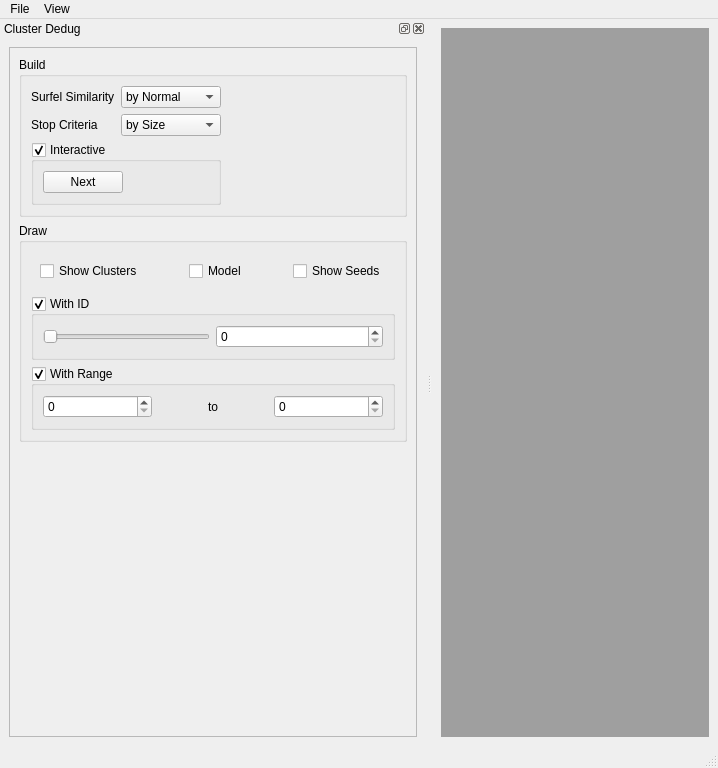
Before: the Qt Designer form lodpbr/Qt/UI/lodpbr.ui in duststorm/lodpbr, drawn with Qt 5.
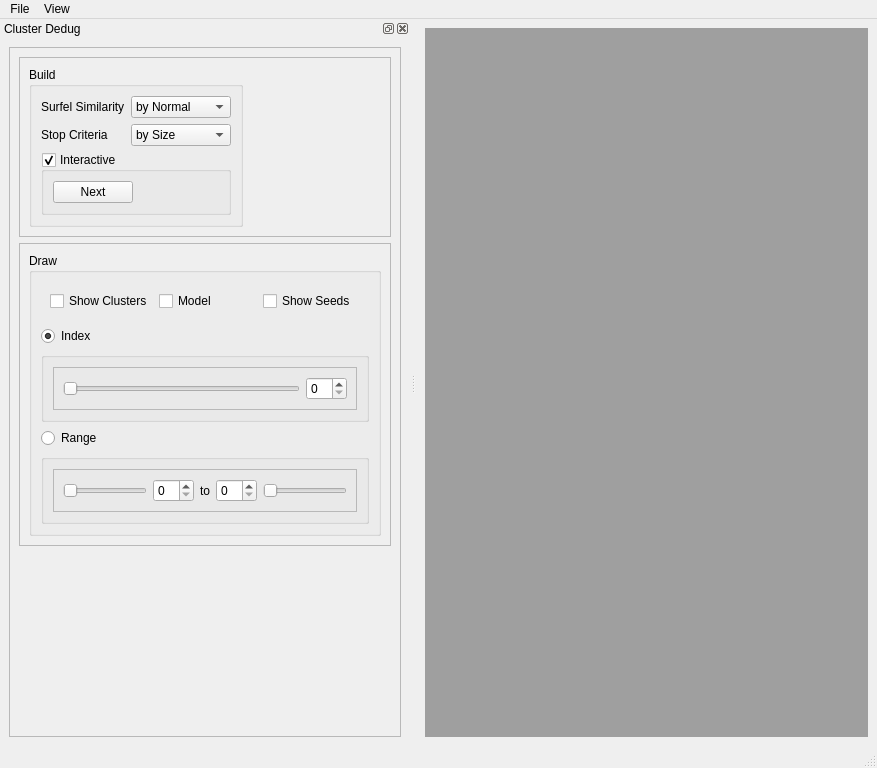
After: the same form once the commit is applied.

```diff
--- a/lodpbr/Qt/UI/lodpbr.ui
+++ b/lodpbr/Qt/UI/lodpbr.ui
@@ -2,11 +2,14 @@
 <ui version="4.0">
  <class>MainWindow</class>
  <widget class="QMainWindow" name="MainWindow">
+  <property name="enabled">
+   <bool>true</bool>
+  </property>
   <property name="geometry">
    <rect>
     <x>0</x>
     <y>0</y>
-    <width>718</width>
+    <width>877</width>
     <height>768</height>
    </rect>
   </property>
@@ -25,7 +28,7 @@
     <rect>
      <x>0</x>
      <y>0</y>
-     <width>718</width>
+     <width>877</width>
      <height>21</height>
     </rect>
    </property>
@@ -51,15 +54,21 @@
     <bool>true</bool>
    </property>
    <property name="sizePolicy">
-    <sizepolicy hsizetype="MinimumExpanding" vsizetype="MinimumExpanding">
+    <sizepolicy hsizetype="Minimum" vsizetype="Minimum">
      <horstretch>0</horstretch>
      <verstretch>0</verstretch>
     </sizepolicy>
    </property>
    <property name="minimumSize">
     <size>
-     <width>393</width>
-     <height>498</height>
+     <width>368</width>
+     <height>700</height>
+    </size>
+   </property>
+   <property name="maximumSize">
+    <size>
+     <width>524287</width>
+     <height>524287</height>
     </size>
    </property>
    <property name="acceptDrops">
@@ -78,8 +87,8 @@
     <number>1</number>
    </attribute>
    <widget class="QWidget" name="dockWidgetContents_3">
-    <layout class="QGridLayout" name="gridLayoutDockCluster">
-     <item row="0" column="0">
+    <layout class="QVBoxLayout" name="verticalLayout">
+     <item>
       <widget class="QFrame" name="frame">
        <property name="sizePolicy">
         <sizepolicy hsizetype="Preferred" vsizetype="MinimumExpanding">
@@ -87,39 +96,62 @@
          <verstretch>0</verstretch>
         </sizepolicy>
        </property>
+       <property name="minimumSize">
+        <size>
+         <width>200</width>
+         <height>0</height>
+        </size>
+       </property>
+       <property name="maximumSize">
+        <size>
+         <width>16000</width>
+         <height>16000</height>
+        </size>
+       </property>
        <property name="frameShape">
         <enum>QFrame::StyledPanel</enum>
        </property>
        <property name="frameShadow">
-        <enum>QFrame::Raised</enum>
+        <enum>QFrame::Sunken</enum>
        </property>
        <layout class="QVBoxLayout" name="verticalLayout_2">
         <item>
+         <widget class="QFrame" name="frameBuid">
+          <property name="frameShape">
+           <enum>QFrame::StyledPanel</enum>
+          </property>
+          <property name="frameShadow">
+           <enum>QFrame::Raised</enum>
+          </property>
+          <layout class="QGridLayout" name="gridLayout_2">
+           <item row="0" column="0">
          <widget class="QGroupBox" name="groupBoxCluster_Build">
           <property name="title">
            <string>Build</string>
           </property>
+             <property name="flat">
+              <bool>false</bool>
+             </property>
           <layout class="QGridLayout" name="gridLayout">
-           <item row="2" column="0" colspan="2">
-            <widget class="QGroupBox" name="groupBoxCluster_BuildInteractive">
-             <property name="title">
-              <string>Interactive</string>
-             </property>
-             <property name="flat">
-              <bool>false</bool>
-             </property>
-             <property name="checkable">
-              <bool>true</bool>
-             </property>
-             <layout class="QFormLayout" name="formLayout">
               <item row="0" column="0">
-               <widget class="QPushButton" name="pushButton">
+               <widget class="QLabel" name="labelCluster_SurfelSimilarity">
                 <property name="text">
-                 <string>Next</string>
+                 <string>Surfel Similarity</string>
                 </property>
                </widget>
               </item>
-             </layout>
+              <item row="0" column="1">
+               <widget class="QComboBox" name="comboBoxCluster_BuildSurfelSimilarity">
+                <item>
+                 <property name="text">
+                  <string>by Normal</string>
+                 </property>
+                </item>
+                <item>
+                 <property name="text">
+                  <string>by Geral</string>
+                 </property>
+                </item>
             </widget>
            </item>
            <item row="1" column="0">
@@ -143,41 +175,35 @@
              </item>
             </widget>
            </item>
+              <item row="2" column="0" colspan="2">
+               <widget class="QGroupBox" name="groupBoxCluster_BuildInteractive">
+                <property name="title">
+                 <string>Interactive</string>
+                </property>
+                <property name="flat">
+                 <bool>false</bool>
+                </property>
+                <property name="checkable">
+                 <bool>true</bool>
+                </property>
+                <layout class="QFormLayout" name="formLayout">
+                 <property name="fieldGrowthPolicy">
+                  <enum>QFormLayout::AllNonFixedFieldsGrow</enum>
+                 </property>
            <item row="0" column="0">
-            <widget class="QLabel" name="labelCluster_SurfelSimilarity">
+                  <widget class="QPushButton" name="pushButton">
              <property name="text">
-              <string>Surfel Similarity</string>
-             </property>
+                    <string>Next</string>
+                   </property>
+                  </widget>
+                 </item>
+                </layout>
+               </widget>
+              </item>
+             </layout>
             </widget>
            </item>
            <item row="0" column="1">
-            <widget class="QComboBox" name="comboBoxCluster_BuildSurfelSimilarity">
-             <item>
-              <property name="text">
-               <string>by Normal</string>
-              </property>
-             </item>
-             <item>
-              <property name="text">
-               <string>by Geral</string>
-              </property>
-             </item>
-            </widget>
-           </item>
-           <item row="0" column="2">
-            <spacer name="horizontalSpacer">
-             <property name="orientation">
-              <enum>Qt::Horizontal</enum>
-             </property>
-             <property name="sizeHint" stdset="0">
-              <size>
-               <width>40</width>
-               <height>20</height>
-              </size>
-             </property>
-            </spacer>
-           </item>
-           <item row="1" column="2">
             <spacer name="horizontalSpacer_2">
              <property name="orientation">
               <enum>Qt::Horizontal</enum>
@@ -194,6 +220,15 @@
          </widget>
         </item>
         <item>
+         <widget class="QFrame" name="frameDraw">
+          <property name="frameShape">
+           <enum>QFrame::StyledPanel</enum>
+          </property>
+          <property name="frameShadow">
+           <enum>QFrame::Raised</enum>
+          </property>
+          <layout class="QGridLayout" name="gridLayout_3">
+           <item row="0" column="0">
          <widget class="QGroupBox" name="groupBoxCluster_Draw">
           <property name="enabled">
            <bool>true</bool>
@@ -201,9 +236,21 @@
           <property name="title">
            <string>Draw</string>
           </property>
-          <layout class="QGridLayout" name="gridLayout_3">
-           <item row="1" column="0">
+             <property name="flat">
+              <bool>false</bool>
+             </property>
+             <property name="checkable">
+              <bool>false</bool>
+             </property>
+             <layout class="QVBoxLayout" name="verticalLayout_3">
+              <item>
             <widget class="QFrame" name="frameCluster_Show">
+                <property name="sizePolicy">
+                 <sizepolicy hsizetype="Minimum" vsizetype="Preferred">
+                  <horstretch>0</horstretch>
+                  <verstretch>0</verstretch>
+                 </sizepolicy>
+                </property>
              <property name="frameShape">
               <enum>QFrame::NoFrame</enum>
              </property>
@@ -219,38 +266,12 @@
                </widget>
               </item>
               <item>
-               <spacer name="horizontalSpacer_3">
-                <property name="orientation">
-                 <enum>Qt::Horizontal</enum>
-                </property>
-                <property name="sizeHint" stdset="0">
-                 <size>
-                  <width>40</width>
-                  <height>20</height>
-                 </size>
-                </property>
-               </spacer>
-              </item>
-              <item>
-               <widget class="QCheckBox" name="checkBox">
+                  <widget class="QCheckBox" name="checkBoxCluster_ShowModel">
                 <property name="text">
                  <string>Model</string>
                 </property>
                </widget>
               </item>
-              <item>
-               <spacer name="horizontalSpacer_4">
-                <property name="orientation">
-                 <enum>Qt::Horizontal</enum>
-                </property>
-                <property name="sizeHint" stdset="0">
-                 <size>
-                  <width>40</width>
-                  <height>20</height>
-                 </size>
-                </property>
-               </spacer>
-              </item>
               <item>
                <widget class="QCheckBox" name="checkBoxCluster_ShowSeed">
                 <property name="text">
@@ -261,19 +282,35 @@
              </layout>
             </widget>
            </item>
-           <item row="2" column="0">
+              <item>
+               <widget class="QRadioButton" name="radioButtonCluster_DrawIndex">
+                <property name="text">
+                 <string>Index</string>
+                </property>
+                <property name="checked">
+                 <bool>true</bool>
+                </property>
+               </widget>
+              </item>
+              <item>
             <widget class="QGroupBox" name="groupBoxCluster_DrawClusterWithID">
-             <property name="title">
-              <string>With ID</string>
-             </property>
              <property name="checkable">
-              <bool>true</bool>
+                 <bool>false</bool>
              </property>
              <layout class="QHBoxLayout" name="horizontalLayout">
               <item>
-               <widget class="QSlider" name="horizontalSliderCluster_DrawClusterWithID">
+                  <widget class="QFrame" name="frameIndex">
+                   <property name="frameShape">
+                    <enum>QFrame::StyledPanel</enum>
+                   </property>
+                   <property name="frameShadow">
+                    <enum>QFrame::Raised</enum>
+                   </property>
+                   <layout class="QHBoxLayout" name="horizontalLayout_4">
+                    <item>
+                     <widget class="QSlider" name="sliderCluster_DrawClusterWithID">
                 <property name="sizePolicy">
-                 <sizepolicy hsizetype="Minimum" vsizetype="Fixed">
+                       <sizepolicy hsizetype="MinimumExpanding" vsizetype="Fixed">
                   <horstretch>0</horstretch>
                   <verstretch>0</verstretch>
                  </sizepolicy>
@@ -289,17 +326,46 @@
              </layout>
             </widget>
            </item>
-           <item row="5" column="0">
-            <widget class="QGroupBox" name="groupBoxCluster_DrawWithRange">
-             <property name="title">
-              <string>With Range</string>
-             </property>
-             <property name="checkable">
+                </layout>
+               </widget>
+              </item>
+              <item>
+               <widget class="QRadioButton" name="radioButtonCluster_DrawRange">
+                <property name="text">
+                 <string>Range</string>
+                </property>
+               </widget>
+              </item>
+              <item>
+               <widget class="QGroupBox" name="groupBoxCluster_DrawClusterWithRange">
+                <property name="enabled">
               <bool>true</bool>
              </property>
+                <property name="checkable">
+                 <bool>false</bool>
+                </property>
              <layout class="QHBoxLayout" name="horizontalLayout_2">
               <item>
-               <widget class="QSpinBox" name="spinBoxCluster_DrawWithRangeBegin"/>
+                  <widget class="QFrame" name="frameRange">
+                   <property name="enabled">
+                    <bool>true</bool>
+                   </property>
+                   <property name="frameShape">
+                    <enum>QFrame::StyledPanel</enum>
+                   </property>
+                   <property name="frameShadow">
+                    <enum>QFrame::Raised</enum>
+                   </property>
+                   <layout class="QHBoxLayout" name="horizontalLayout_5">
+                    <item>
+                     <widget class="QSlider" name="sliderCluster_DrawClusterWithRangeBegin">
+                      <property name="orientation">
+                       <enum>Qt::Horizontal</enum>
+                      </property>
+                     </widget>
+                    </item>
+                    <item>
+                     <widget class="QSpinBox" name="spinBoxCluster_DrawClusterWithRangeBegin"/>
               </item>
               <item>
                <widget class="QLabel" name="label">
@@ -318,7 +384,7 @@
                </widget>
               </item>
               <item>
-               <widget class="QSpinBox" name="spinBoxCluster_DrawWithRangeEnd">
+                     <widget class="QSpinBox" name="spinBoxCluster_DrawClusterWithRangeEnd">
                 <property name="layoutDirection">
                  <enum>Qt::LeftToRight</enum>
                 </property>
@@ -334,6 +400,22 @@
                 <property name="accelerated">
                  <bool>true</bool>
                 </property>
+                      <property name="suffix">
+                       <string/>
+                      </property>
+                     </widget>
+                    </item>
+                    <item>
+                     <widget class="QSlider" name="sliderCluster_DrawClusterWithRangeEnd">
+                      <property name="orientation">
+                       <enum>Qt::Horizontal</enum>
+                      </property>
+                     </widget>
+                    </item>
+                   </layout>
+                  </widget>
+                 </item>
+                </layout>
                </widget>
               </item>
              </layout>
```
Left out of the diff: 116 changed lines with no effect on the pictures. Lines whose indentation alone changed are shown as unchanged.
